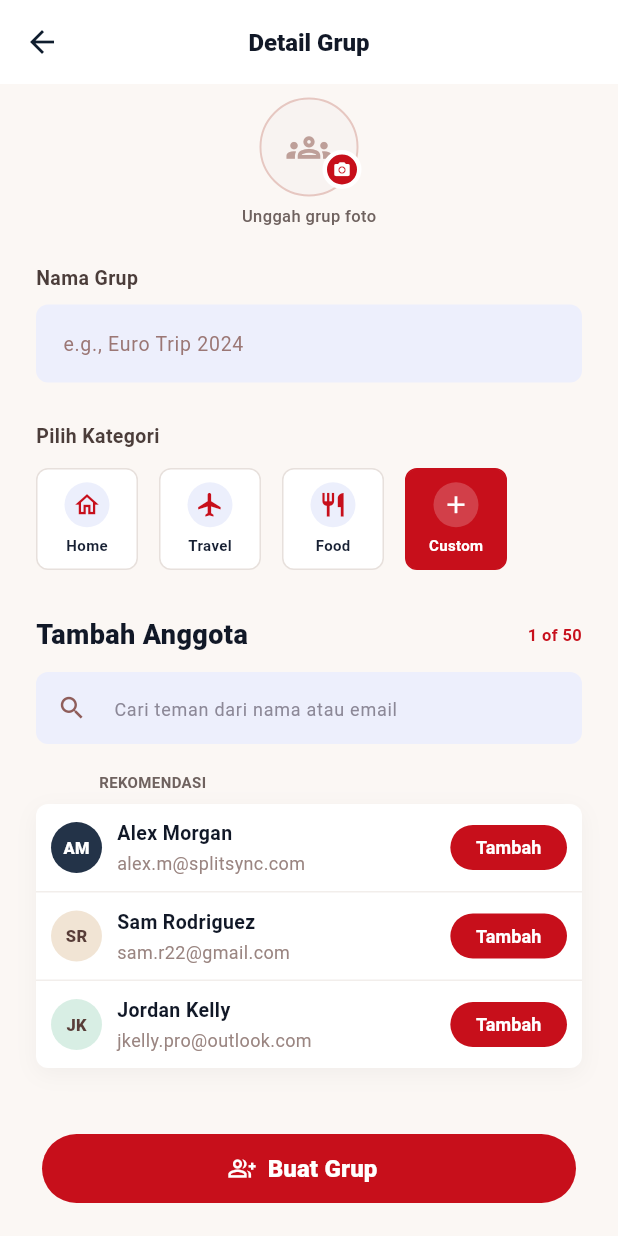
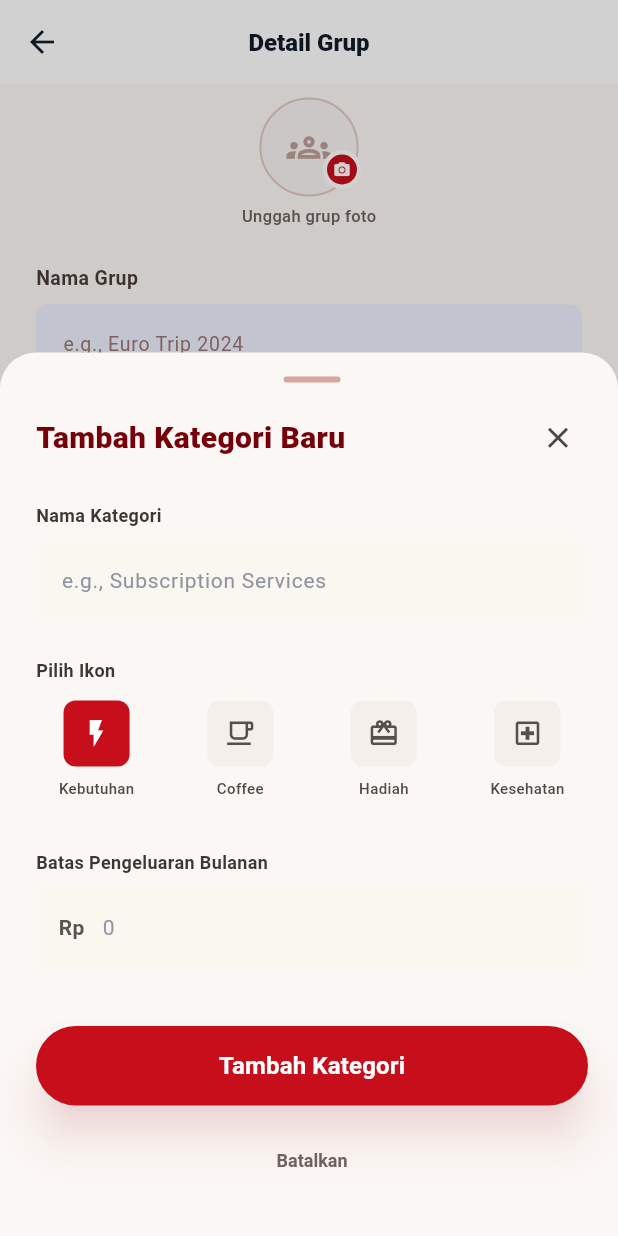
Before and after one commit to Riskidewanti/project_splitsync, a Flutter app: the CreateGroupPage screen opened directly, after a tap on "Custom", on a phone screen of 412 x 824 dp. Run offline on Flutter 3.47's test engine with Material 3 defaults, Android fonts, the phone set to English and light mode, and no system bars; our stand-ins replace camera, equatable, supabase_flutter; missing offline and left inert: google_mlkit_text_recognition; accounts and stored records are empty.

Commit message:
feat: add custom category bottom sheet

```diff
--- a/lib/features/groups/presentation/pages/create_group_page.dart
+++ b/lib/features/groups/presentation/pages/create_group_page.dart
@@ -1,4 +1,6 @@
 import 'package:flutter/material.dart';
+
+import '../widgets/add_category_bottom_sheet.dart';
 
 class CreateGroupPage extends StatefulWidget {
   const CreateGroupPage({super.key});
@@ -17,14 +19,45 @@ class _CreateGroupPageState extends State<CreateGroupPage> {
 
   final TextEditingController _groupNameController = TextEditingController();
   final TextEditingController _searchController = TextEditingController();
+  late final List<_CategoryOption> _categories;
   int _selectedCategoryIndex = 1;
 
-  static const List<_CategoryOption> _categories = <_CategoryOption>[
-    _CategoryOption(label: 'Home', icon: Icons.home_outlined),
-    _CategoryOption(label: 'Travel', icon: Icons.flight),
-    _CategoryOption(label: 'Food', icon: Icons.restaurant),
-    _CategoryOption(label: 'Custom', icon: Icons.add),
-  ];
+  @override
+  void initState() {
+    super.initState();
+    _categories = <_CategoryOption>[
+      const _CategoryOption(label: 'Home', icon: Icons.home_outlined),
+      const _CategoryOption(label: 'Travel', icon: Icons.flight),
+      const _CategoryOption(label: 'Food', icon: Icons.restaurant),
+      const _CategoryOption(
+        label: 'Custom',
+        icon: Icons.add,
+        isCustomAction: true,
+      ),
+    ];
+  }
+
+  Future<void> _handleCategoryTap(int index) async {
+    final _CategoryOption category = _categories[index];
+    if (!category.isCustomAction) {
+      setState(() => _selectedCategoryIndex = index);
+      return;
+    }
+
+    final CategoryDraft? draft = await showAddCategoryBottomSheet(context);
+    if (!mounted || draft == null) {
+      return;
+    }
+
+    final int insertIndex = _categories.length - 1;
+    setState(() {
+      _categories.insert(
+        insertIndex,
+        _CategoryOption(label: draft.name, icon: draft.icon),
+      );
+      _selectedCategoryIndex = insertIndex;
+    });
+  }
 
   static const List<MockMember> _members = <MockMember>[
     MockMember(
@@ -115,9 +148,7 @@ class _CreateGroupPageState extends State<CreateGroupPage> {
                             isSelected: _selectedCategoryIndex == index,
                             primaryRed: _primaryRed,
                             borderColor: _borderColor,
-                            onTap: () {
-                              setState(() => _selectedCategoryIndex = index);
-                            },
+                            onTap: () => _handleCategoryTap(index),
                           ),
                           if (index != _categories.length - 1)
                             const SizedBox(width: 14),
@@ -180,10 +211,15 @@ class _CreateGroupPageState extends State<CreateGroupPage> {
 }
 
 class _CategoryOption {
-  const _CategoryOption({required this.label, required this.icon});
+  const _CategoryOption({
+    required this.label,
+    required this.icon,
+    this.isCustomAction = false,
+  });
 
   final String label;
   final IconData icon;
+  final bool isCustomAction;
 }
 
 class MockMember {
--- /dev/null
+++ b/lib/features/groups/presentation/widgets/add_category_bottom_sheet.dart
@@ -0,0 +1,367 @@
+import 'package:flutter/material.dart';
+import 'package:flutter/services.dart';
+
+class CategoryDraft {
+  const CategoryDraft({
+    required this.name,
+    required this.icon,
+    required this.monthlyBudget,
+  });
+
+  final String name;
+  final IconData icon;
+  final double monthlyBudget;
+}
+
+class AddCategoryBottomSheet extends StatefulWidget {
+  const AddCategoryBottomSheet({super.key});
+
+  @override
+  State<AddCategoryBottomSheet> createState() => _AddCategoryBottomSheetState();
+}
+
+class _AddCategoryBottomSheetState extends State<AddCategoryBottomSheet> {
+  static const Color _backgroundColor = Color(0xFFFBF7F4);
+  static const Color _primaryRed = Color(0xFFC70F1B);
+  static const Color _darkRed = Color(0xFF76000A);
+  static const Color _textColor = Color(0xFF3F3633);
+  static const Color _mutedTextColor = Color(0xFF6F625F);
+  static const Color _fieldColor = Color(0xFFFAF6F0);
+  static const Color _unselectedIconColor = Color(0xFFF4EFEA);
+
+  final TextEditingController _nameController = TextEditingController();
+  final TextEditingController _budgetController = TextEditingController();
+  int _selectedIconIndex = 0;
+
+  static const List<_IconOption> _iconOptions = <_IconOption>[
+    _IconOption(label: 'Kebutuhan', icon: Icons.flash_on_outlined),
+    _IconOption(label: 'Coffee', icon: Icons.local_cafe_outlined),
+    _IconOption(label: 'Hadiah', icon: Icons.card_giftcard_outlined),
+    _IconOption(label: 'Kesehatan', icon: Icons.local_hospital_outlined),
+  ];
+
+  @override
+  void dispose() {
+    _nameController.dispose();
+    _budgetController.dispose();
+    super.dispose();
+  }
+
+  void _confirm() {
+    final String name = _nameController.text.trim();
+    if (name.isEmpty) {
+      return;
+    }
+
+    final double budget = double.tryParse(_budgetController.text.trim()) ?? 0;
+    final _IconOption selectedIcon = _iconOptions[_selectedIconIndex];
+
+    Navigator.of(context).pop(
+      CategoryDraft(name: name, icon: selectedIcon.icon, monthlyBudget: budget),
+    );
+  }
+
+  @override
+  Widget build(BuildContext context) {
+    final double keyboardInset = MediaQuery.viewInsetsOf(context).bottom;
+
+    return SafeArea(
+      top: false,
+      child: AnimatedPadding(
+        duration: const Duration(milliseconds: 180),
+        curve: Curves.easeOut,
+        padding: EdgeInsets.only(bottom: keyboardInset),
+        child: DecoratedBox(
+          decoration: const BoxDecoration(
+            color: _backgroundColor,
+            borderRadius: BorderRadius.vertical(top: Radius.circular(24)),
+          ),
+          child: SingleChildScrollView(
+            keyboardDismissBehavior: ScrollViewKeyboardDismissBehavior.onDrag,
+            padding: const EdgeInsets.fromLTRB(24, 16, 20, 26),
+            child: Column(
+              mainAxisSize: MainAxisSize.min,
+              crossAxisAlignment: CrossAxisAlignment.start,
+              children: <Widget>[
+                const Center(child: _DragHandle()),
+                const SizedBox(height: 17),
+                Row(
+                  crossAxisAlignment: CrossAxisAlignment.center,
+                  children: <Widget>[
+                    const Expanded(
+                      child: Text(
+                        'Tambah Kategori Baru',
+                        maxLines: 1,
+                        overflow: TextOverflow.ellipsis,
+                        style: TextStyle(
+                          color: _darkRed,
+                          fontSize: 20,
+                          fontWeight: FontWeight.w800,
+                        ),
+                      ),
+                    ),
+                    IconButton(
+                      onPressed: () => Navigator.of(context).pop(),
+                      icon: const Icon(Icons.close, size: 23),
+                      color: const Color(0xFF4B4441),
+                      padding: EdgeInsets.zero,
+                      constraints: const BoxConstraints.tightFor(
+                        width: 36,
+                        height: 36,
+                      ),
+                      visualDensity: VisualDensity.compact,
+                    ),
+                  ],
+                ),
+                const SizedBox(height: 23),
+                _LabeledInput(
+                  label: 'Nama Kategori',
+                  child: TextField(
+                    controller: _nameController,
+                    textInputAction: TextInputAction.next,
+                    decoration: _inputDecoration(
+                      hintText: 'e.g., Subscription Services',
+                    ),
+                  ),
+                ),
+                const SizedBox(height: 24),
+                const _SheetLabel(label: 'Pilih Ikon'),
+                const SizedBox(height: 12),
+                GridView.builder(
+                  shrinkWrap: true,
+                  physics: const NeverScrollableScrollPhysics(),
+                  itemCount: _iconOptions.length,
+                  gridDelegate: const SliverGridDelegateWithFixedCrossAxisCount(
+                    crossAxisCount: 4,
+                    mainAxisExtent: 72,
+                    crossAxisSpacing: 15,
+                  ),
+                  itemBuilder: (BuildContext context, int index) {
+                    final _IconOption option = _iconOptions[index];
+                    return _IconChoice(
+                      option: option,
+                      isSelected: index == _selectedIconIndex,
+                      onTap: () => setState(() => _selectedIconIndex = index),
+                    );
+                  },
+                ),
+                const SizedBox(height: 27),
+                _LabeledInput(
+                  label: 'Batas Pengeluaran Bulanan',
+                  child: TextField(
+                    controller: _budgetController,
+                    keyboardType: const TextInputType.numberWithOptions(
+                      decimal: true,
+                    ),
+                    inputFormatters: <TextInputFormatter>[
+                      FilteringTextInputFormatter.allow(RegExp(r'[0-9.]')),
+                    ],
+                    decoration: _inputDecoration(
+                      hintText: '0',
+                      prefixIcon: const Padding(
+                        padding: EdgeInsets.only(left: 15, right: 8),
+                        child: Text(
+                          'Rp',
+                          style: TextStyle(
+                            color: Color(0xFF5B5552),
+                            fontSize: 14,
+                            fontWeight: FontWeight.w600,
+                          ),
+                        ),
+                      ),
+                    ),
+                  ),
+                ),
+                const SizedBox(height: 39),
+                SizedBox(
+                  width: double.infinity,
+                  height: 53,
+                  child: FilledButton(
+                    onPressed: _confirm,
+                    style: FilledButton.styleFrom(
+                      backgroundColor: _primaryRed,
+                      foregroundColor: Colors.white,
+                      shape: RoundedRectangleBorder(
+                        borderRadius: BorderRadius.circular(28),
+                      ),
+                      elevation: 12,
+                      shadowColor: _primaryRed.withValues(alpha: 0.23),
+                    ),
+                    child: const Text(
+                      'Tambah Kategori',
+                      style: TextStyle(
+                        fontSize: 16,
+                        fontWeight: FontWeight.w700,
+                      ),
+                    ),
+                  ),
+                ),
+                const SizedBox(height: 13),
+                Center(
+                  child: TextButton(
+                    onPressed: () => Navigator.of(context).pop(),
+                    style: TextButton.styleFrom(
+                      foregroundColor: _mutedTextColor,
+                      textStyle: const TextStyle(
+                        fontSize: 12,
+                        fontWeight: FontWeight.w700,
+                      ),
+                    ),
+                    child: const Text('Batalkan'),
+                  ),
+                ),
+              ],
+            ),
+          ),
+        ),
+      ),
+    );
+  }
+
+  InputDecoration _inputDecoration({
+    required String hintText,
+    Widget? prefixIcon,
+  }) {
+    return InputDecoration(
+      hintText: hintText,
+      hintStyle: const TextStyle(
+        color: Color(0xFF8D93A1),
+        fontSize: 14,
+        fontWeight: FontWeight.w400,
+      ),
+      prefixIcon: prefixIcon,
+      prefixIconConstraints: const BoxConstraints(minWidth: 0, minHeight: 0),
+      filled: true,
+      fillColor: _fieldColor,
+      contentPadding: const EdgeInsets.symmetric(horizontal: 13, vertical: 15),
+      border: OutlineInputBorder(
+        borderRadius: BorderRadius.circular(8),
+        borderSide: BorderSide.none,
+      ),
+    );
+  }
+}
+
+Future<CategoryDraft?> showAddCategoryBottomSheet(BuildContext context) {
+  return showModalBottomSheet<CategoryDraft>(
+    context: context,
+    isScrollControlled: true,
+    useSafeArea: true,
+    backgroundColor: Colors.transparent,
+    barrierColor: Colors.black.withValues(alpha: 0.18),
+    builder: (BuildContext context) => const AddCategoryBottomSheet(),
+  );
+}
+
+class _IconOption {
+  const _IconOption({required this.label, required this.icon});
+
+  final String label;
+  final IconData icon;
+}
+
+class _DragHandle extends StatelessWidget {
+  const _DragHandle();
+
+  @override
+  Widget build(BuildContext context) {
+    return Container(
+      width: 38,
+      height: 4,
+      decoration: BoxDecoration(
+        color: const Color(0xFFD6A6A0),
+        borderRadius: BorderRadius.circular(2),
+      ),
+    );
+  }
+}
+
+class _LabeledInput extends StatelessWidget {
+  const _LabeledInput({required this.label, required this.child});
+
+  final String label;
+  final Widget child;
+
+  @override
+  Widget build(BuildContext context) {
+    return Column(
+      crossAxisAlignment: CrossAxisAlignment.start,
+      children: <Widget>[
+        _SheetLabel(label: label),
+        const SizedBox(height: 8),
+        child,
+      ],
+    );
+  }
+}
+
+class _SheetLabel extends StatelessWidget {
+  const _SheetLabel({required this.label});
+
+  final String label;
+
+  @override
+  Widget build(BuildContext context) {
+    return Text(
+      label,
+      style: const TextStyle(
+        color: _AddCategoryBottomSheetState._textColor,
+        fontSize: 12,
+        fontWeight: FontWeight.w600,
+      ),
+    );
+  }
+}
+
+class _IconChoice extends StatelessWidget {
+  const _IconChoice({
+    required this.option,
+    required this.isSelected,
+    required this.onTap,
+  });
+
+  final _IconOption option;
+  final bool isSelected;
+  final VoidCallback onTap;
+
+  @override
+  Widget build(BuildContext context) {
+    return InkWell(
+      onTap: onTap,
+      borderRadius: BorderRadius.circular(8),
+      child: Column(
+        mainAxisSize: MainAxisSize.min,
+        children: <Widget>[
+          Container(
+            width: 44,
+            height: 44,
+            decoration: BoxDecoration(
+              color: isSelected
+                  ? _AddCategoryBottomSheetState._primaryRed
+                  : _AddCategoryBottomSheetState._unselectedIconColor,
+              borderRadius: BorderRadius.circular(8),
+            ),
+            child: Icon(
+              option.icon,
+              color: isSelected ? Colors.white : const Color(0xFF55504D),
+              size: 21,
+            ),
+          ),
+          const SizedBox(height: 7),
+          FittedBox(
+            fit: BoxFit.scaleDown,
+            child: Text(
+              option.label,
+              maxLines: 1,
+              style: const TextStyle(
+                color: Color(0xFF514946),
+                fontSize: 10,
+                fontWeight: FontWeight.w500,
+              ),
+            ),
+          ),
+        ],
+      ),
+    );
+  }
+}
--- a/lib/main.dart
+++ b/lib/main.dart
@@ -1,15 +1,7 @@
 import 'package:flutter/material.dart';
-import 'package:supabase_flutter/supabase_flutter.dart';
-import 'features/ocr/presentation/pages/scan_page.dart';
+import 'features/groups/presentation/pages/create_group_page.dart';
 
-Future<void> main() async {
-  WidgetsFlutterBinding.ensureInitialized();
-
-  await Supabase.initialize(
-    url: 'https://mkdacnbbvjgekosdhevw.supabase.co/rest/v1/',
-    anonKey: 'sb_publishable_dpm-U61n41ih8DM8vGyNhQ_fMSyt5WL',
-  );
-
+void main() {
   runApp(const MyApp());
 }
 
@@ -19,7 +11,8 @@ class MyApp extends StatelessWidget {
   @override
   Widget build(BuildContext context) {
     return const MaterialApp(
-      home: ScanPage(),
+      debugShowCheckedModeBanner: false,
+      home: CreateGroupPage(),
     );
   }
 }
```
